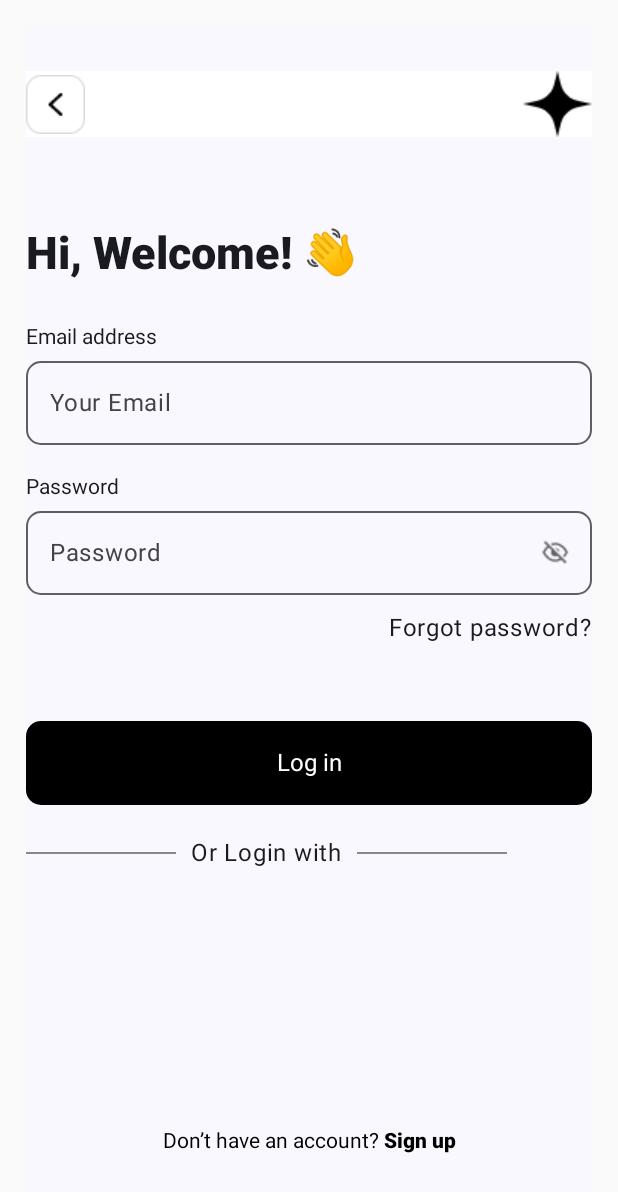
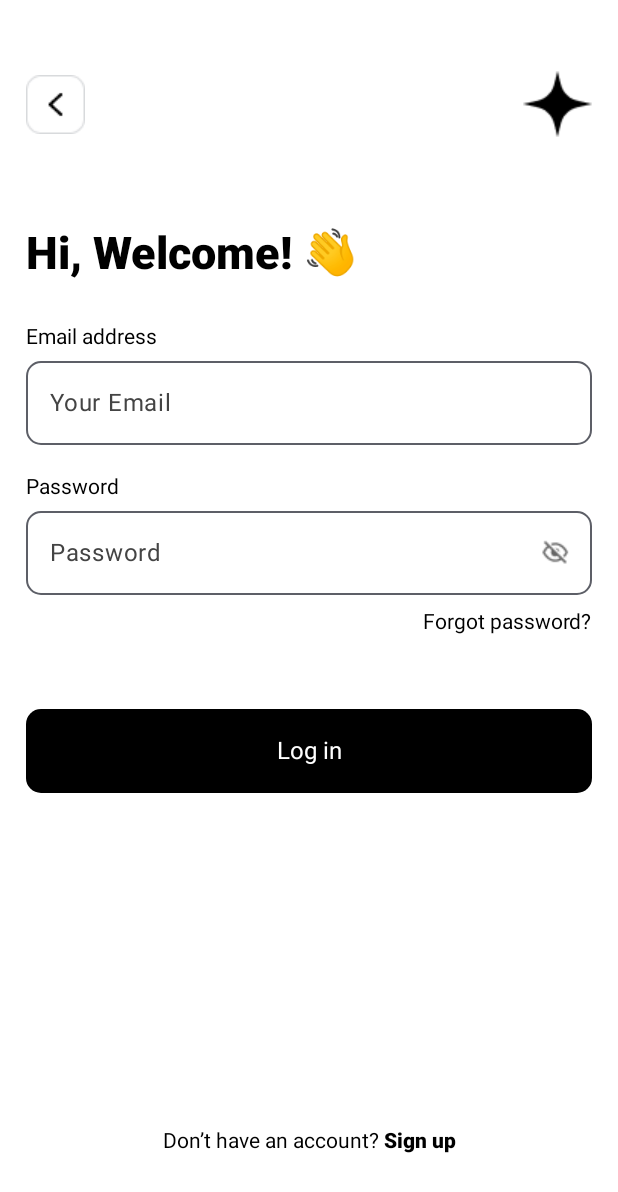
Before and after one commit to Rintu341/Newsly, an Android app built with Jetpack Compose: the OpeningScreen screen opened through its navigation route, after a tap on "Sign in", on a phone screen of 412 x 824 dp. Shown: the top 1192 px of the screen. Run offline under Robolectric (Android 15) with nearby library versions, the phone set to English and light mode, and no system bars; our stand-ins replace Dagger/Hilt's generated code, livedata-compose; 1 statement that could not run was skipped.

Commit message:
change some ui on LoginScreen

```diff
--- a/app/src/main/java/com/example/newsapp/ui/screen/LoginScreen.kt
+++ b/app/src/main/java/com/example/newsapp/ui/screen/LoginScreen.kt
@@ -61,11 +61,12 @@ fun LoginScreen(modifier: Modifier = Modifier, greet:String = "Hi Welcome!👋",
     Surface(
         modifier = Modifier
             .fillMaxSize()
+            .background(color = Color.White)
             .padding(17.dp)
-//            .background(color = Color.White)
     ) {
         Column(
-            modifier = Modifier.fillMaxSize(),
+            modifier = Modifier.fillMaxSize()
+                .background(color = Color.White),
             horizontalAlignment = Alignment.CenterHorizontally
         ) {
             Spacer(modifier = Modifier.heightIn(min = 30.dp))
@@ -85,29 +86,32 @@ fun LoginScreen(modifier: Modifier = Modifier, greet:String = "Hi Welcome!👋",
                 horizontalArrangement = Arrangement.End
             ){
                 Text(text = "Forgot password?",
+                    style = TextStyle(
+                        color = Color.Black
+                    ),
                     modifier = Modifier.clickable {
                         // Forgot password to solve
                     })
             }
             Spacer(modifier = Modifier.heightIn(min = 50.dp))
             CustomButtonBlack(str = stringResource(id = R.string.login))
-            Spacer(modifier = Modifier.heightIn(min = 20.dp))
-            Row(
-                modifier = Modifier.fillMaxWidth(),
-                verticalAlignment = Alignment.CenterVertically
-            ) {
-                Spacer(modifier = Modifier
-                    .padding(end = 10.dp)
-                    .size(width = 100.dp, height = 1.dp)
-                    .background(color = Color.Gray)
-                    )
-                Text("Or Login with")
-                Spacer(modifier = Modifier
-                    .padding(start = 10.dp)
-                    .size(width = 100.dp, height = 1.dp)
-                    .background(color = Color.Gray)
-                )
-            }
+            Spacer(modifier = Modifier.heightIn(min = 10.dp))
+//            Row(
+//                modifier = Modifier.fillMaxWidth(),
+//                verticalAlignment = Alignment.CenterVertically
+//            ) {
+//                Spacer(modifier = Modifier
+//                    .padding(end = 10.dp)
+//                    .size(width = 100.dp, height = 1.dp)
+//                    .background(color = Color.Gray)
+//                    )
+//                Text("Or Login with", color = Color.Black)
+//                Spacer(modifier = Modifier
+//                    .padding(start = 10.dp)
+//                    .size(width = 100.dp, height = 1.dp)
+//                    .background(color = Color.Gray)
+//                )
+//            }
 
             Box(
                 modifier = Modifier.fillMaxSize()
@@ -136,7 +140,8 @@ fun GreetText(modifier: Modifier = Modifier, value: Int) {
             text = stringResource(value),
             style = TextStyle(
                 fontSize = 30.sp,
-                fontWeight = FontWeight.ExtraBold
+                fontWeight = FontWeight.ExtraBold,
+                color = Color.Black
             )
         )
     }
@@ -224,7 +229,8 @@ fun CustomOutlinedTextField(
     ) {
         Text(label,
             style = TextStyle(
-                fontSize = 14.sp
+                fontSize = 14.sp,
+                color = Color.Black
             ))
         OutlinedTextField(
             modifier = Modifier.fillMaxWidth(),
```
